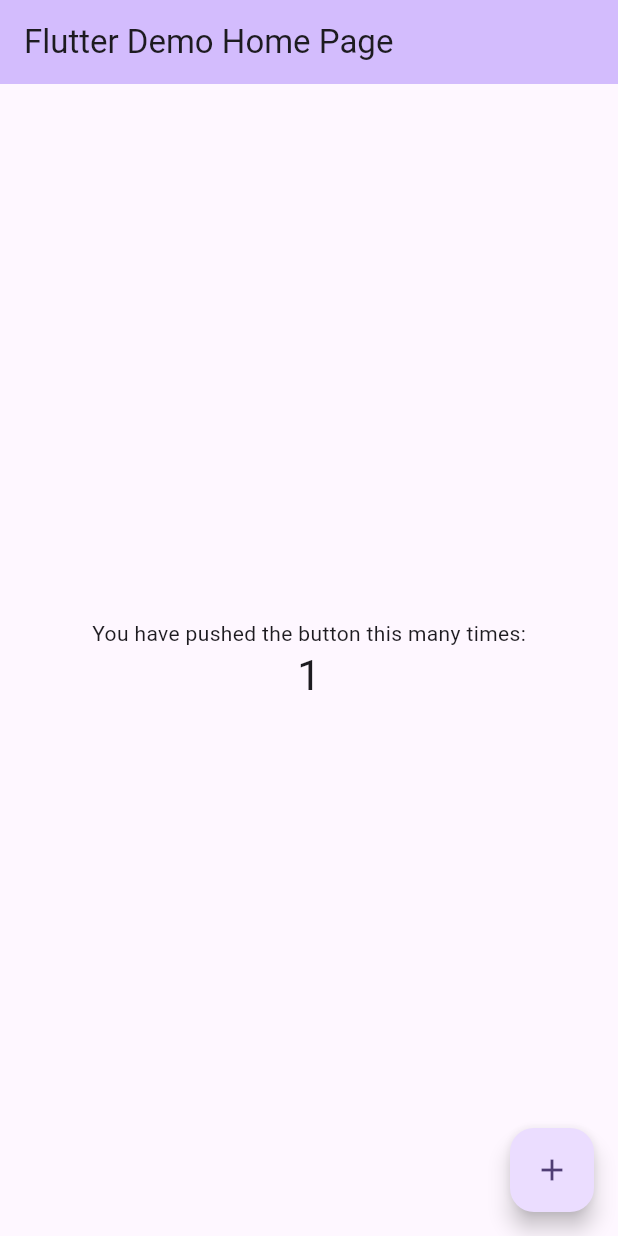
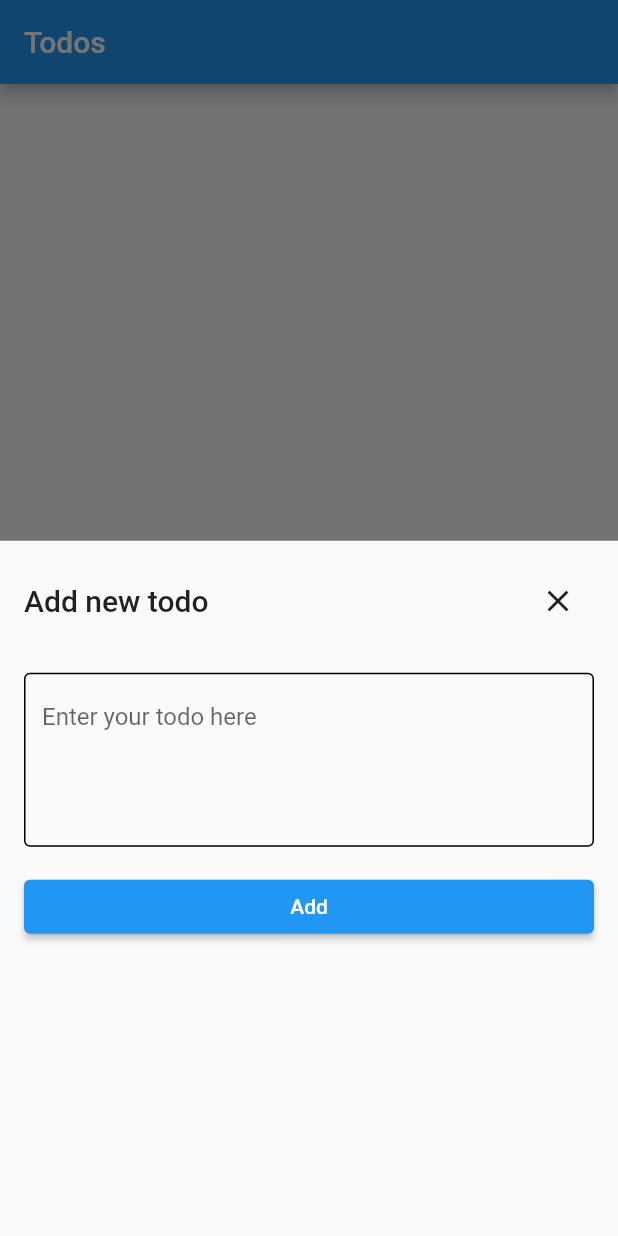
Before and after one commit to csearafat01/module_10, a Flutter app: the screen it shows after launch, after a tap on the "add" icon, on a phone screen of 412 x 824 dp. Run offline on Flutter 3.47's test engine with Material 2 defaults, Android fonts, the phone set to English and light mode, and no system bars.

Commit message:
Module_10_Class_2

```diff
--- /dev/null
+++ b/lib/add_new_task_modal.dart
@@ -0,0 +1,85 @@
+import 'package:flutter/material.dart';
+import 'todo.dart';
+
+class AddNewTaskModal extends StatefulWidget {
+  const AddNewTaskModal({
+    super.key,
+    required this.onAddTap,
+  });
+
+  final Function(Todo) onAddTap;
+
+  @override
+  State<AddNewTaskModal> createState() => _AddNewTaskModalState();
+}
+
+class _AddNewTaskModalState extends State<AddNewTaskModal> {
+  final TextEditingController todoTEController = TextEditingController();
+  GlobalKey<FormState> _formKey = GlobalKey<FormState>();
+
+  @override
+  Widget build(BuildContext context) {
+    return Padding(
+      padding: const EdgeInsets.all(16.0),
+      child: Form(
+        key: _formKey,
+        child: Column(
+          children: [
+            Row(
+              mainAxisAlignment: MainAxisAlignment.spaceBetween,
+              crossAxisAlignment: CrossAxisAlignment.center,
+              children: [
+                Text(
+                  'Add new todo',
+                  style: Theme.of(context).textTheme.titleLarge,
+                ),
+                IconButton(
+                  onPressed: () {
+                    Navigator.pop(context);
+                  },
+                  icon: const Icon(Icons.close),
+                ),
+              ],
+            ),
+            const SizedBox(
+              height: 24,
+            ),
+            TextFormField(
+              maxLines: 4,
+              controller: todoTEController,
+              decoration: const InputDecoration(
+                hintText: 'Enter your todo here',
+                enabledBorder: OutlineInputBorder(),
+                focusedBorder: OutlineInputBorder(),
+              ),
+              validator: (String? value) {
+                if (value?.isEmpty ?? true) {
+                  return 'Enter a value';
+                }
+                return null;
+              },
+            ),
+            const SizedBox(
+              height: 16,
+            ),
+            SizedBox(
+                width: double.infinity,
+                child: ElevatedButton(
+                  onPressed: () {
+                    if (_formKey.currentState!.validate()) {
+                      Todo todo = Todo(details: todoTEController.text.trim(),
+                        createdDateTime: DateTime.now(),
+                        updatedDateTime: DateTime.now(),
+                      );
+                      widget.onAddTap(todo);
+                      Navigator.pop(context);
+                    }
+                  },
+                  child: const Text('Add'),
+                ))
+          ],
+        ),
+      ),
+    );
+  }
+}
--- /dev/null
+++ b/lib/home_screen.dart
@@ -0,0 +1,130 @@
+import 'package:flutter/material.dart';
+import 'package:module_10/todo.dart';
+import 'update_task_modal.dart';
+import 'add_new_task_modal.dart';
+import 'package:intl/intl.dart';
+
+
+class HomeScreen extends StatefulWidget {
+  const HomeScreen({super.key});
+
+  @override
+  State<HomeScreen> createState() => _HomeScreenState();
+}
+
+class _HomeScreenState extends State<HomeScreen> {
+
+  List<Todo> todoList = [];
+
+  @override
+  Widget build(BuildContext context) {
+    return Scaffold(
+      appBar: AppBar(
+        title: const Text('Todos'),
+      ),
+      floatingActionButton: FloatingActionButton(
+        onPressed: () {
+          showModalBottomSheet(
+            context: context,
+            builder: (context) {
+              return AddNewTaskModal(
+                onAddTap: (Todo task) {
+                  addTodo(task);
+                },
+              );
+            },
+          );
+        },
+        child: const Icon(Icons.add),
+      ),
+      body: ListView.separated(
+        itemCount: todoList.length,
+        itemBuilder: (context, index) {
+          final Todo todo = todoList[index];
+          final String formattedDate =
+          DateFormat('hh:mm a dd-MM-yy').format(todo.createdDateTime);
+          return ListTile(
+            tileColor: todo.status == 'done' ? Colors.grey : null, // ternary
+            onTap: () {
+              showDialog(
+                  context: context,
+                  builder: (context) {
+                    return AlertDialog(
+                      title: const Text('Actions'),
+                      content: Column(
+                        mainAxisSize: MainAxisSize.min,
+                        children: [
+                          ListTile(
+                            leading: const Icon(Icons.edit),
+                            title: const Text('Update'),
+                            onTap: () {
+                              Navigator.pop(context);
+                              showModalBottomSheet(
+                                  context: context,
+                                  builder: (context) {
+                                    return UpdateTaskModal(
+                                      todo: todo,
+                                      onTodoUpdate: (String updatedDetailsText) {
+                                        updateTodo(index, updatedDetailsText);
+                                      },
+                                    );
+                                  });
+                            },
+                          ),
+                          const Divider(
+                            height: 0,
+                          ),
+                          ListTile(
+                            leading: const Icon(Icons.delete_outline),
+                            title: const Text('Delete'),
+                            onTap: () {
+                              deleteTodo(index);
+                              Navigator.pop(context);
+                            },
+                          ),
+                        ],
+                      ),
+                    );
+                  });
+            },
+            onLongPress: () {
+              String currentStatus = todo.status == 'pending' ? 'done' : 'pending';
+              updateTodoStatus(index, currentStatus);
+            },
+            leading: CircleAvatar(
+              child: Text('${index + 1}'),
+            ),
+            title: Text(todo.details),
+            subtitle: Text(formattedDate),
+            trailing: Text(todo.status.toUpperCase()),
+          );
+        },
+        separatorBuilder: (BuildContext context, int index) {
+          return const Divider(
+            height: 4,
+          );
+        },
+      ),
+    );
+  }
+
+  void addTodo(Todo todo) {
+    todoList.add(todo);
+    setState(() {});
+  }
+
+  void deleteTodo(int index) {
+    todoList.removeAt(index);
+    setState(() {});
+  }
+
+  void updateTodo(int index, String todoDetails) {
+    todoList[index].details = todoDetails;
+    setState(() {});
+  }
+
+  void updateTodoStatus(int index, String status) {
+    todoList[index].status = status;
+    setState(() {});
+  }
+}
--- a/lib/main.dart
+++ b/lib/main.dart
@@ -1,125 +1,20 @@
 import 'package:flutter/material.dart';
+import 'home_screen.dart';
+
+/// Todo_Application
+/// CRUD - Create, Read, Update, Delete
 
 void main() {
-  runApp(const MyApp());
+  runApp(const TodoApp());
 }
 
-class MyApp extends StatelessWidget {
-  const MyApp({super.key});
+class TodoApp extends StatelessWidget {
+  const TodoApp({super.key});
 
-  // This widget is the root of your application.
   @override
   Widget build(BuildContext context) {
-    return MaterialApp(
-      title: 'Flutter Demo',
-      theme: ThemeData(
-        // This is the theme of your application.
-        //
-        // TRY THIS: Try running your application with "flutter run". You'll see
-        // the application has a blue toolbar. Then, without quitting the app,
-        // try changing the seedColor in the colorScheme below to Colors.green
-        // and then invoke "hot reload" (save your changes or press the "hot
-        // reload" button in a Flutter-supported IDE, or press "r" if you used
-        // the command line to start the app).
-        //
-        // Notice that the counter didn't reset back to zero; the application
-        // state is not lost during the reload. To reset the state, use hot
-        // restart instead.
-        //
-        // This works for code too, not just values: Most code changes can be
-        // tested with just a hot reload.
-        colorScheme: ColorScheme.fromSeed(seedColor: Colors.deepPurple),
-        useMaterial3: true,
-      ),
-      home: const MyHomePage(title: 'Flutter Demo Home Page'),
+    return const MaterialApp(
+      home: HomeScreen(),
     );
   }
 }
-
-class MyHomePage extends StatefulWidget {
-  const MyHomePage({super.key, required this.title});
-
-  // This widget is the home page of your application. It is stateful, meaning
-  // that it has a State object (defined below) that contains fields that affect
-  // how it looks.
-
-  // This class is the configuration for the state. It holds the values (in this
-  // case the title) provided by the parent (in this case the App widget) and
-  // used by the build method of the State. Fields in a Widget subclass are
-  // always marked "final".
-
-  final String title;
-
-  @override
-  State<MyHomePage> createState() => _MyHomePageState();
-}
-
-class _MyHomePageState extends State<MyHomePage> {
-  int _counter = 0;
-
-  void _incrementCounter() {
-    setState(() {
-      // This call to setState tells the Flutter framework that something has
-      // changed in this State, which causes it to rerun the build method below
-      // so that the display can reflect the updated values. If we changed
-      // _counter without calling setState(), then the build method would not be
-      // called again, and so nothing would appear to happen.
-      _counter++;
-    });
-  }
-
-  @override
-  Widget build(BuildContext context) {
-    // This method is rerun every time setState is called, for instance as done
-    // by the _incrementCounter method above.
-    //
-    // The Flutter framework has been optimized to make rerunning build methods
-    // fast, so that you can just rebuild anything that needs updating rather
-    // than having to individually change instances of widgets.
-    return Scaffold(
-      appBar: AppBar(
-        // TRY THIS: Try changing the color here to a specific color (to
-        // Colors.amber, perhaps?) and trigger a hot reload to see the AppBar
-        // change color while the other colors stay the same.
-        backgroundColor: Theme.of(context).colorScheme.inversePrimary,
-        // Here we take the value from the MyHomePage object that was created by
-        // the App.build method, and use it to set our appbar title.
-        title: Text(widget.title),
-      ),
-      body: Center(
-        // Center is a layout widget. It takes a single child and positions it
-        // in the middle of the parent.
-        child: Column(
-          // Column is also a layout widget. It takes a list of children and
-          // arranges them vertically. By default, it sizes itself to fit its
-          // children horizontally, and tries to be as tall as its parent.
-          //
-          // Column has various properties to control how it sizes itself and
-          // how it positions its children. Here we use mainAxisAlignment to
-          // center the children vertically; the main axis here is the vertical
-          // axis because Columns are vertical (the cross axis would be
-          // horizontal).
-          //
-          // TRY THIS: Invoke "debug painting" (choose the "Toggle Debug Paint"
-          // action in the IDE, or press "p" in the console), to see the
-          // wireframe for each widget.
-          mainAxisAlignment: MainAxisAlignment.center,
-          children: <Widget>[
-            const Text(
-              'You have pushed the button this many times:',
-            ),
-            Text(
-              '$_counter',
-              style: Theme.of(context).textTheme.headlineMedium,
-            ),
-          ],
-        ),
-      ),
-      floatingActionButton: FloatingActionButton(
-        onPressed: _incrementCounter,
-        tooltip: 'Increment',
-        child: const Icon(Icons.add),
-      ), // This trailing comma makes auto-formatting nicer for build methods.
-    );
-  }
-}
--- /dev/null
+++ b/lib/todo.dart
@@ -0,0 +1,12 @@
+class Todo {
+  String details;
+  DateTime createdDateTime, updatedDateTime;
+  String status;
+
+  Todo({
+    required this.details,
+    required this.createdDateTime,
+    required this.updatedDateTime,
+    this.status = 'pending',
+  });
+}
--- a/pubspec.yaml
+++ b/pubspec.yaml
@@ -35,6 +35,7 @@ dependencies:
   # The following adds the Cupertino Icons font to your application.
   # Use with the CupertinoIcons class for iOS style icons.
   cupertino_icons: ^1.0.2
+  intl: ^0.18.1
 
 dev_dependencies:
   flutter_test:
```
Also changed, not shown: lib/update_task_modal.dart (added, +77 -0 lines), pubspec.lock, 1 other file.
